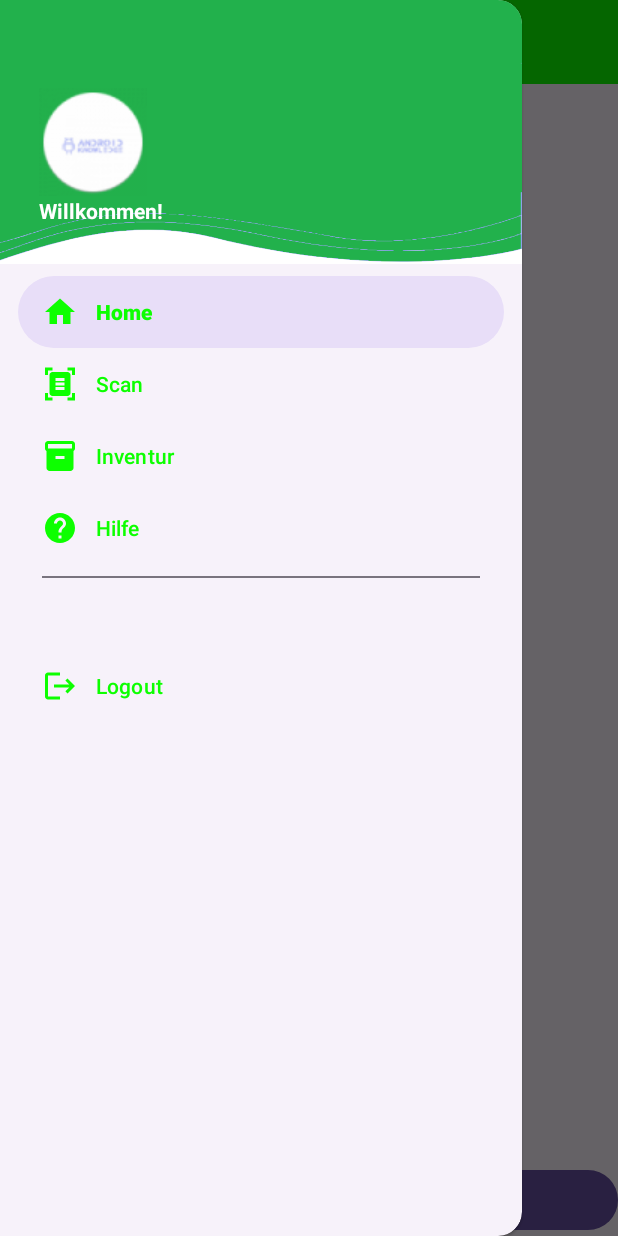
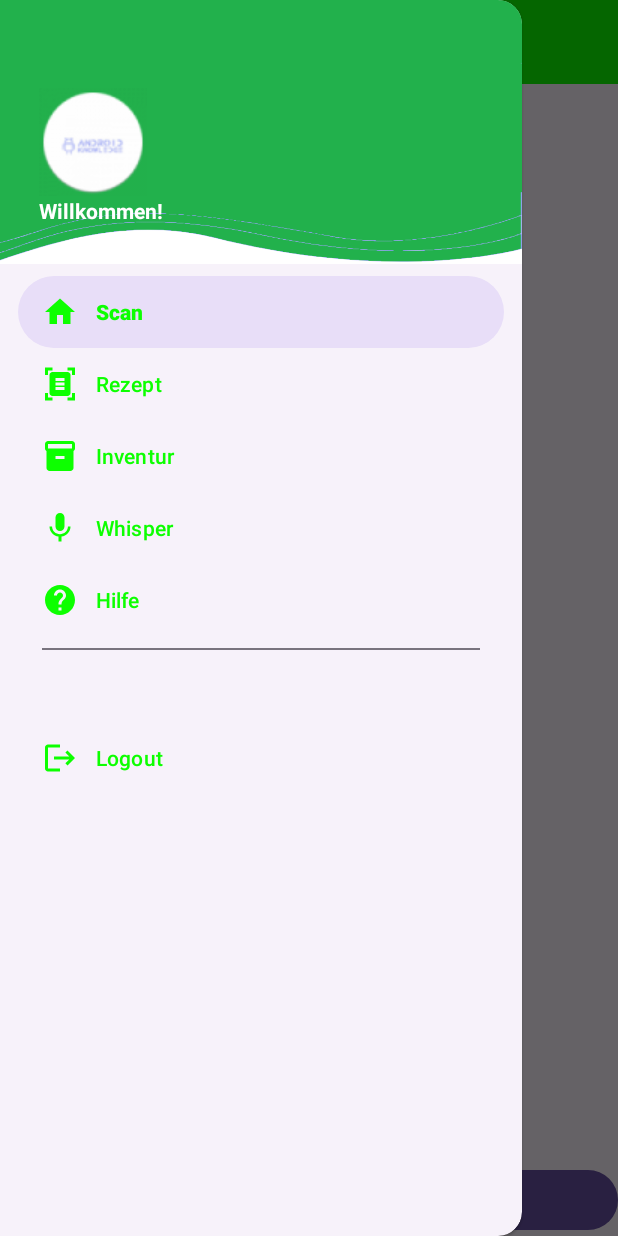
Before and after one commit to medinterop-renner/PillPall, an Android app: the MainActivity screen opened directly, with no data from a screen before it, with the side drawer open, on a phone screen of 412 x 824 dp. Run offline under Robolectric (Android 15) with nearby library versions, the phone set to English and light mode, and no system bars; libraries missing offline, so code that uses them is left out: com.google.mlkit.vision; pictures from the network do not load; 1 statement that could not run was skipped.

Commit message:
UI updated

```diff
--- a/app/src/main/java/com/example/pillpal420/MainActivity.java
+++ b/app/src/main/java/com/example/pillpal420/MainActivity.java
@@ -152,21 +152,25 @@ private ActivityResultLauncher<Intent> storageLauncher =
     @Override
     public boolean onNavigationItemSelected(@NonNull MenuItem item) {
 
-        if(item.getItemId() == R.id.nav_home){
+        if (item.getItemId() == R.id.nav_home) {
 
             getSupportFragmentManager().beginTransaction().replace(R.id.fragment_container, new Fragment_nav1()).commit();
 
-        }else if(item.getItemId() == R.id.nav_scan){
+        } else if (item.getItemId() == R.id.nav_scan) {
 
             getSupportFragmentManager().beginTransaction().replace(R.id.fragment_container, new Fragment_nav2()).commit();
 
-        }else if(item.getItemId() == R.id.nav_inventur){
+        } else if (item.getItemId() == R.id.nav_inventur) {
 
             getSupportFragmentManager().beginTransaction().replace(R.id.fragment_container, new Fragment_nav3()).commit();
 
-        }else if(item.getItemId() == R.id.nav_help){
+        } else if (item.getItemId() == R.id.nav_help) {
 
             getSupportFragmentManager().beginTransaction().replace(R.id.fragment_container, new Fragment_nav4()).commit();
+
+        }else if (item.getItemId() == R.id.nav_whisper){
+
+            getSupportFragmentManager().beginTransaction().replace(R.id.fragment_container, new Whisper()).commit();
 
         }else if(item.getItemId() == R.id.nav_logout){
 
--- /dev/null
+++ b/app/src/main/res/drawable/nav_whisper.xml
@@ -0,0 +1,5 @@
+<vector android:height="24dp" android:tint="#000000"
+    android:viewportHeight="24" android:viewportWidth="24"
+    android:width="24dp" xmlns:android="http://schemas.android.com/apk/res/android">
+    <path android:fillColor="@android:color/white" android:pathData="M12,14c1.66,0 2.99,-1.34 2.99,-3L15,5c0,-1.66 -1.34,-3 -3,-3S9,3.34 9,5v6c0,1.66 1.34,3 3,3zM17.3,11c0,3 -2.54,5.1 -5.3,5.1S6.7,14 6.7,11L5,11c0,3.41 2.72,6.23 6,6.72L11,21h2v-3.28c3.28,-0.48 6,-3.3 6,-6.72h-1.7z"/>
+</vector>
--- a/app/src/main/res/menu/nav_menu.xml
+++ b/app/src/main/res/menu/nav_menu.xml
@@ -9,19 +9,24 @@
         <item
             android:id="@+id/nav_home"
             android:icon = "@drawable/nav_home"
-            android:title="Home"/>
+            android:title="Scan"/>
         <item
             android:id="@+id/nav_scan"
             android:icon = "@drawable/nav_scan"
-            android:title="Scan"/>
+            android:title="Rezept"/>
         <item
             android:id="@+id/nav_inventur"
             android:icon = "@drawable/nav_inventur"
             android:title="Inventur"/>
         <item
+            android:id="@+id/nav_whisper"
+            android:icon="@drawable/nav_whisper"
+            android:title="Whisper"/>
+        <item
             android:id="@+id/nav_help"
             android:icon = "@drawable/nav_help"
             android:title="Hilfe"/>
+
 
 
 
```
